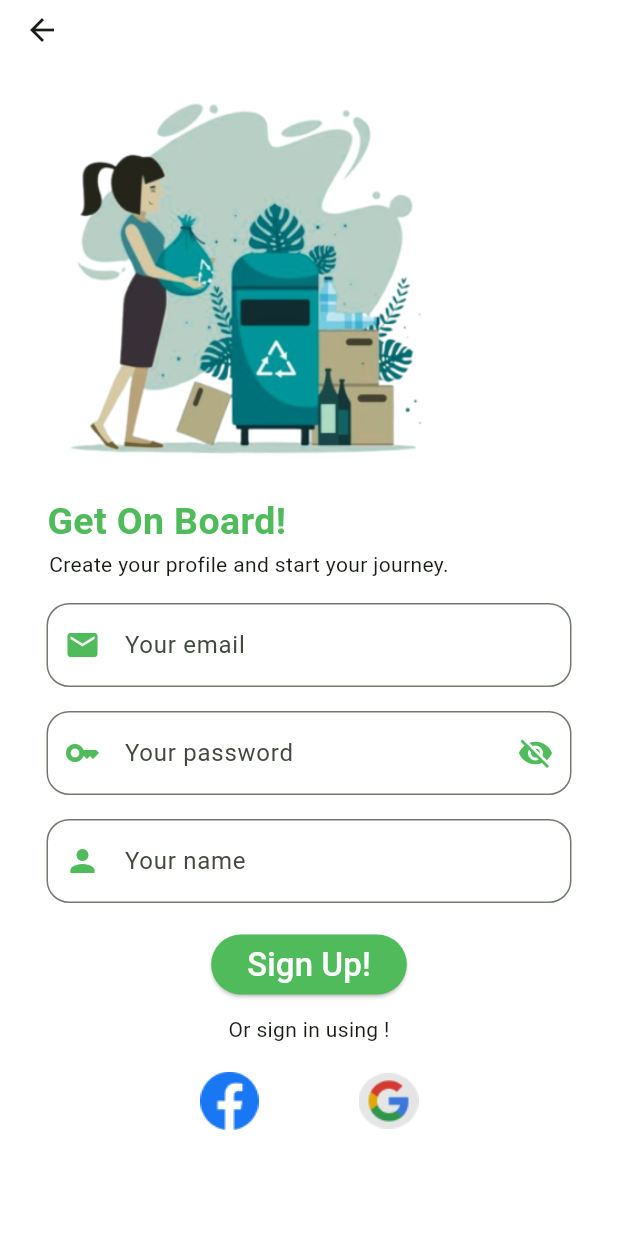
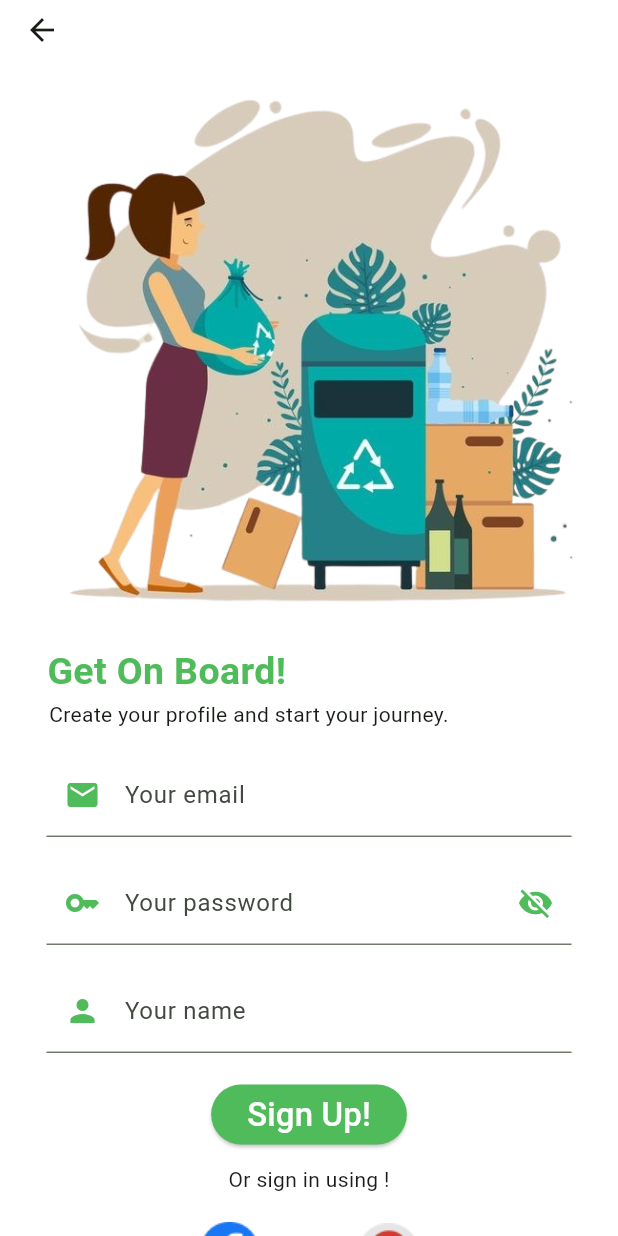
Before and after one commit to Btbach25/fe_garbage_classification_app, a Flutter app: the screen it shows after launch, after a tap on "new user ?", on a phone screen of 412 x 824 dp. Run offline on Flutter 3.47's test engine with Material 3 defaults, Android fonts, the phone set to English and light mode, and no system bars; our stand-ins replace form_field_validator.

Commit message:
fix border

```diff
--- a/lib/main.dart
+++ b/lib/main.dart
@@ -1,6 +1,7 @@
 
 import 'dart:async';
 import 'package:fe_garbage_classification_app/screen/signup.dart';
+import 'package:fe_garbage_classification_app/screen/welcome.dart';
 import 'package:flutter/material.dart';
 import 'package:fe_garbage_classification_app/screen/login.dart';
 
--- a/lib/screen/login.dart
+++ b/lib/screen/login.dart
@@ -39,9 +39,8 @@ class _Login_State extends State<Login_> {
                 padding: const EdgeInsets.only( top : 0.0),
                 child: Center(
                   child: Container(
-                    width: 300,
-                    height: 300,
-
+                    width: 400,
+                    height: 400,
                     child: Image.asset('assets/images/login_img.png'),
                     ),
                   ),
@@ -93,10 +92,12 @@ class _Login_State extends State<Login_> {
                               labelText:  'Your email' ,
                               prefixIcon: Icon(Icons.email, color: Color.fromARGB(255, 79, 187, 90),),
                               errorStyle: TextStyle(fontSize: 12.0),
-                              border: OutlineInputBorder(
+
+                              /*border: OutlineInputBorder(
                                 borderSide: BorderSide(color: Color.fromARGB(255, 79, 187, 90)),
                                 borderRadius: BorderRadius.all(Radius.circular(15.0)),
                               ),
+                              */
                             ),
 
                           ),
@@ -133,10 +134,7 @@ class _Login_State extends State<Login_> {
                                   },
                                 ),
                                 errorStyle: TextStyle(fontSize: 12.0),
-                                border: OutlineInputBorder(
-                                    borderSide: BorderSide(color: Color.fromARGB(255, 79, 187, 90) ),
-                                    borderRadius:
-                                        BorderRadius.all(Radius.circular(15.0))),
+
                               ),
                             ),
                         ),
--- a/lib/screen/signup.dart
+++ b/lib/screen/signup.dart
@@ -29,14 +29,14 @@ class _Signup_State extends State<Signup_> {
             children: <Widget>[
               //
               // Header
-              Row(
+              Column(
                 children: [
                   Padding(
-                    padding: const EdgeInsets.only( left: 25),
+                    padding: const EdgeInsets.all( 0.0),
                     child: Container(
                       child: Container(
-                        width: 300,
-                        height: 300,
+                        width: 400,
+                        height: 400,
                         decoration: BoxDecoration(
                           borderRadius: BorderRadius.circular(40),
                           border: Border.all(color: Color(0x4FBB5A)),
@@ -100,11 +100,7 @@ class _Signup_State extends State<Signup_> {
                               //filled: true ,
                               //fillColor: Color.fromARGB(0, 108, 79, 187),
                               errorStyle: TextStyle(fontSize: 12.0),
-                              border: OutlineInputBorder(
-                                borderSide: BorderSide(color: Color.fromARGB(255, 79, 187, 90)),
-                                borderRadius: BorderRadius.all(Radius.circular(15.0)),
 
-                              ),
                             ),
 
                           ),
@@ -141,11 +137,7 @@ class _Signup_State extends State<Signup_> {
                                   },
                                 ),
                                 errorStyle: TextStyle(fontSize: 12.0),
-                                border: OutlineInputBorder(
 
-                                    borderSide: BorderSide(color: Color.fromARGB(255, 79, 187, 90) ),
-                                    borderRadius:
-                                        BorderRadius.all(Radius.circular(15.0))),
                               ),
                             ),
                         ),
@@ -163,10 +155,7 @@ class _Signup_State extends State<Signup_> {
                               labelText:  'Your name' ,
                               prefixIcon: Icon(Icons.person , color: Color.fromARGB(255, 79, 187, 90), ),
                               errorStyle: TextStyle(fontSize: 12.0),
-                              border: OutlineInputBorder(
-                                borderSide: BorderSide(color: Color.fromARGB(255, 79, 187, 90)),
-                                borderRadius: BorderRadius.all(Radius.circular(15.0)),
-                              ),
+
                             ),
 
                           ),
--- a/lib/screen/welcome.dart
+++ b/lib/screen/welcome.dart
@@ -12,9 +12,11 @@ class _welcum_State extends State<welcum_> {
   @override
   Widget build(BuildContext context) {
     return Scaffold(
-      backgroundColor: Color(0x4FBB5A),
+      backgroundColor: Color.fromARGB(255, 79, 187, 90),
       body: SingleChildScrollView(
+          child: Column(
 
+          ),
       ),
     );
   }
```
Also changed, not shown: lib/screen/change_pass.dart (+4 -14 lines), assets/images/login_img.png.
